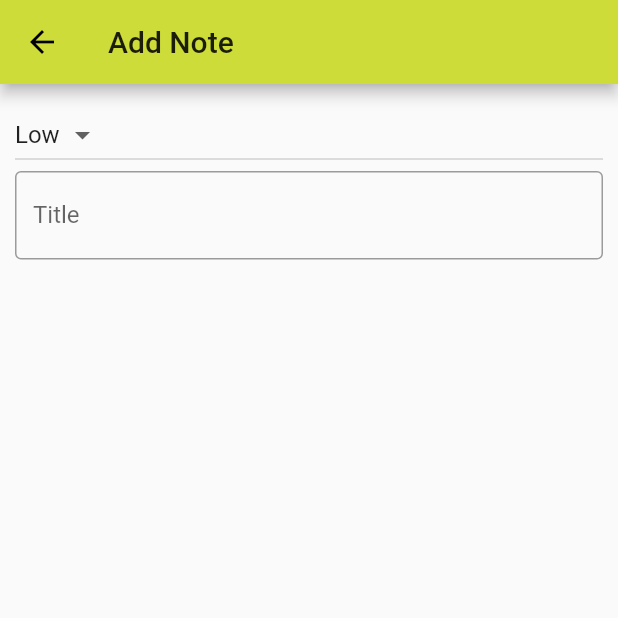
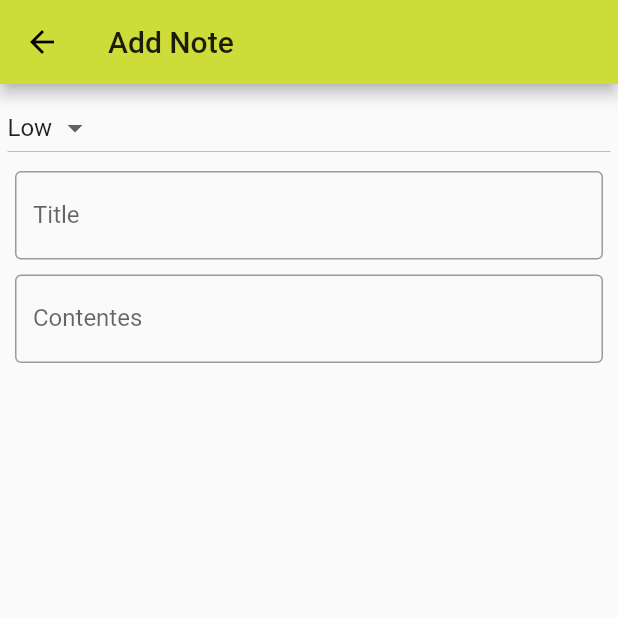
Before and after one commit to cranium44/flutter_notes, a Flutter app: the AddNote screen opened directly, on a phone screen of 412 x 824 dp, the top half of it. Run offline on Flutter 3.47's test engine with Material 2 defaults, Android fonts, the phone set to English and light mode, and no system bars.

Commit message:
added the note content input field

```diff
--- a/lib/screens/add_note.dart
+++ b/lib/screens/add_note.dart
@@ -28,7 +28,7 @@ class AddNoteUI extends State<AddNote> {
           title: Text("Add Note"),
         ),
         body: ListView(
-          padding: EdgeInsets.all(10),
+          padding: EdgeInsets.all(5.0),
           children: <Widget>[
             DropdownButton(
               items: _priorities.map((String value) {
@@ -40,7 +40,9 @@ class AddNoteUI extends State<AddNote> {
               },
               value: _priority,
             ),
-            TextFormField(
+            Padding(
+              padding: EdgeInsets.all(5),
+              child: TextFormField(
                 decoration: InputDecoration(
                     border: OutlineInputBorder(
                       borderRadius: BorderRadius.circular(4.0),
@@ -48,6 +50,27 @@ class AddNoteUI extends State<AddNote> {
                     labelText: "Title",
                     hintText: "Title of note",
                     errorStyle: TextStyle(color: Colors.red, fontSize: 12.0)),
+              ),
+            ),
+            Padding(
+              padding: EdgeInsets.all(5),
+              child: TextFormField(
+                decoration: InputDecoration(
+                    border: OutlineInputBorder(
+                      borderRadius: BorderRadius.circular(4.0),
+                    ),
+                    labelText: "Contentes",
+                    hintText: "Contents of note",
+                    errorStyle: TextStyle(color: Colors.red, fontSize: 12.0)),
+              ),
+            ),
+            Padding(
+              padding: EdgeInsets.all(5.0),
+              child: Row(
+                children: <Widget>[
+
+                ],
+              ),
             )
           ],
         ),
```
Lines whose indentation alone changed are shown as unchanged.
